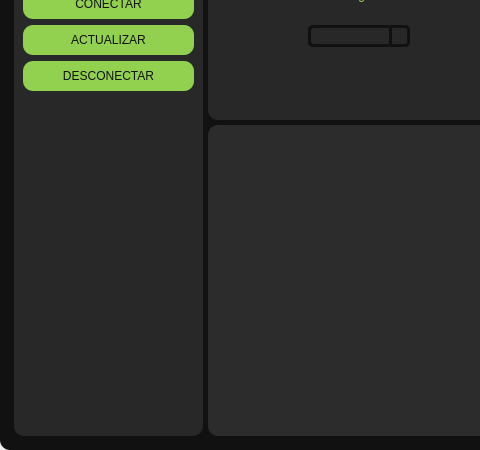
Before: the Qt Designer form Design.ui in victor456472/HMI-Enose, drawn with Qt 5; both pictures show x 0 to 480 and y 244 to 694 of the 1355 by 694 pixel window.
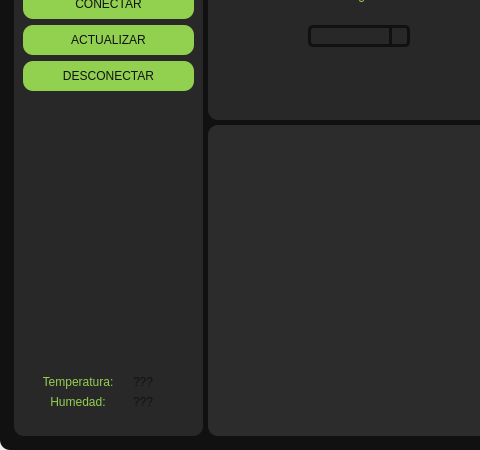
After: the same form once the commit is applied. Icons and pictures are not drawn.

Diff of the .ui file:
```diff
--- a/Design.ui
+++ b/Design.ui
@@ -510,6 +510,30 @@
                  <property name="frameShadow">
                   <enum>QFrame::Raised</enum>
                  </property>
+                 <layout class="QVBoxLayout" name="verticalLayout_22">
+                  <property name="spacing">
+                   <number>0</number>
+                  </property>
+                  <property name="leftMargin">
+                   <number>0</number>
+                  </property>
+                  <property name="topMargin">
+                   <number>0</number>
+                  </property>
+                  <property name="rightMargin">
+                   <number>0</number>
+                  </property>
+                  <property name="bottomMargin">
+                   <number>15</number>
+                  </property>
+                  <item>
+                   <widget class="QFrame" name="frame_44">
+                    <property name="frameShape">
+                     <enum>QFrame::StyledPanel</enum>
+                    </property>
+                    <property name="frameShadow">
+                     <enum>QFrame::Raised</enum>
+                    </property>
                  <layout class="QHBoxLayout" name="horizontalLayout_4">
                   <item>
                    <widget class="QLabel" name="logo">
@@ -555,6 +579,149 @@
                     <property name="alignment">
                      <set>Qt::AlignCenter</set>
                     </property>
+                      </widget>
+                     </item>
+                    </layout>
+                   </widget>
+                  </item>
+                  <item>
+                   <widget class="QFrame" name="frame_45">
+                    <property name="maximumSize">
+                     <size>
+                      <width>16777215</width>
+                      <height>20</height>
+                     </size>
+                    </property>
+                    <property name="frameShape">
+                     <enum>QFrame::StyledPanel</enum>
+                    </property>
+                    <property name="frameShadow">
+                     <enum>QFrame::Raised</enum>
+                    </property>
+                    <layout class="QHBoxLayout" name="horizontalLayout_28">
+                     <property name="spacing">
+                      <number>0</number>
+                     </property>
+                     <property name="leftMargin">
+                      <number>0</number>
+                     </property>
+                     <property name="topMargin">
+                      <number>0</number>
+                     </property>
+                     <property name="rightMargin">
+                      <number>0</number>
+                     </property>
+                     <property name="bottomMargin">
+                      <number>0</number>
+                     </property>
+                     <item>
+                      <widget class="QLabel" name="label_28">
+                       <property name="maximumSize">
+                        <size>
+                         <width>70</width>
+                         <height>16777215</height>
+                        </size>
+                       </property>
+                       <property name="styleSheet">
+                        <string notr="true">color: rgb(146,208,80);
+font:87 8pt &quot;cooper black&quot;</string>
+                       </property>
+                       <property name="text">
+                        <string>Temperatura:</string>
+                       </property>
+                       <property name="alignment">
+                        <set>Qt::AlignCenter</set>
+                       </property>
+                      </widget>
+                     </item>
+                     <item>
+                      <widget class="QLabel" name="labelTemperatura">
+                       <property name="maximumSize">
+                        <size>
+                         <width>40</width>
+                         <height>16777215</height>
+                        </size>
+                       </property>
+                       <property name="styleSheet">
+                        <string notr="true">color: rgb(17,17,17);
+font:87 8pt &quot;cooper black&quot;</string>
+                       </property>
+                       <property name="text">
+                        <string>???</string>
+                       </property>
+                      </widget>
+                     </item>
+                    </layout>
+                   </widget>
+                  </item>
+                  <item>
+                   <widget class="QFrame" name="frame_46">
+                    <property name="maximumSize">
+                     <size>
+                      <width>16777215</width>
+                      <height>20</height>
+                     </size>
+                    </property>
+                    <property name="frameShape">
+                     <enum>QFrame::StyledPanel</enum>
+                    </property>
+                    <property name="frameShadow">
+                     <enum>QFrame::Raised</enum>
+                    </property>
+                    <layout class="QHBoxLayout" name="horizontalLayout_29">
+                     <property name="spacing">
+                      <number>0</number>
+                     </property>
+                     <property name="leftMargin">
+                      <number>0</number>
+                     </property>
+                     <property name="topMargin">
+                      <number>0</number>
+                     </property>
+                     <property name="rightMargin">
+                      <number>0</number>
+                     </property>
+                     <property name="bottomMargin">
+                      <number>0</number>
+                     </property>
+                     <item>
+                      <widget class="QLabel" name="label_30">
+                       <property name="maximumSize">
+                        <size>
+                         <width>70</width>
+                         <height>16777215</height>
+                        </size>
+                       </property>
+                       <property name="styleSheet">
+                        <string notr="true">color: rgb(146,208,80);
+font:87 8pt &quot;cooper black&quot;</string>
+                       </property>
+                       <property name="text">
+                        <string>Humedad:</string>
+                       </property>
+                       <property name="alignment">
+                        <set>Qt::AlignCenter</set>
+                       </property>
+                      </widget>
+                     </item>
+                     <item>
+                      <widget class="QLabel" name="labelHumedad">
+                       <property name="maximumSize">
+                        <size>
+                         <width>40</width>
+                         <height>16777215</height>
+                        </size>
+                       </property>
+                       <property name="styleSheet">
+                        <string notr="true">color: rgb(17,17,17);
+font:87 8pt &quot;cooper black&quot;</string>
+                       </property>
+                       <property name="text">
+                        <string>???</string>
+                       </property>
+                      </widget>
+                     </item>
+                    </layout>
                    </widget>
                   </item>
                  </layout>
```
Lines whose indentation alone changed are shown as unchanged.
